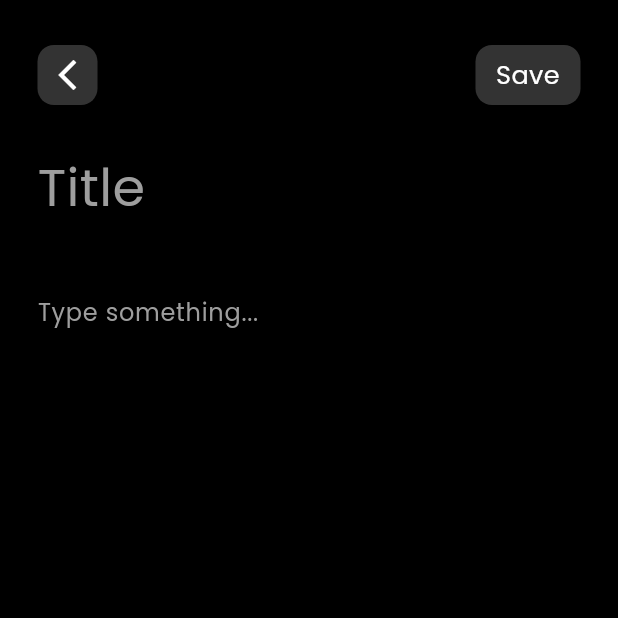
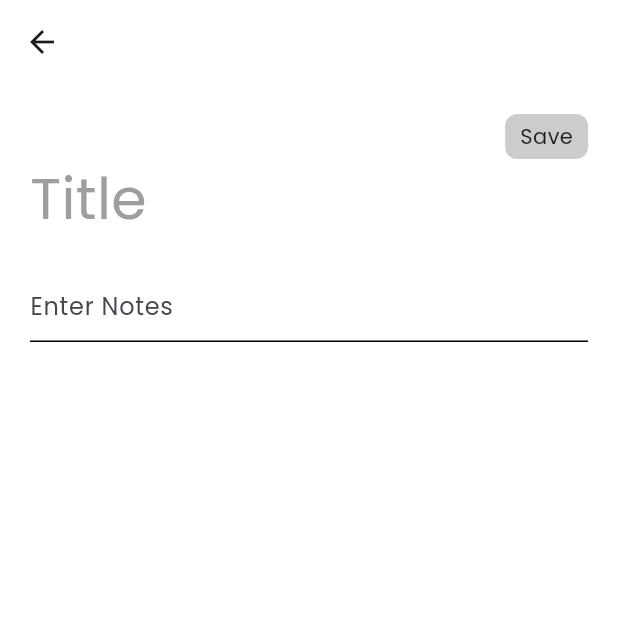
Before and after one commit to Tusharrr-03/Notes-App-Ui, a Flutter app: the NewPage screen opened directly, on a phone screen of 412 x 824 dp, the top half of it. Run offline on Flutter 3.47's test engine with Material 3 defaults, Android fonts, the phone set to English and light mode, and no system bars; our stand-ins replace font_awesome_flutter, iconsax, sqflite; accounts and stored records are empty.

Commit message:
Notes added successfully

```diff
--- a/lib/new_page.dart
+++ b/lib/new_page.dart
@@ -1,66 +1,54 @@
-import 'package:flutter/cupertino.dart';
 import 'package:flutter/material.dart';
-TextEditingController notesController = TextEditingController();
 
-class NewPage extends StatelessWidget{
+TextEditingController notesData = TextEditingController();
+
+class NewPage extends StatelessWidget {
   const NewPage({super.key});
 
   @override
   Widget build(BuildContext context) {
     return Scaffold(
-      backgroundColor: Colors.black,
-      body: SingleChildScrollView(
-        child: SafeArea(
+      backgroundColor: Colors.white,
+      appBar: AppBar(
+        backgroundColor: Colors.white,
+      ),
+      body: SafeArea(
         child: Padding(
-            padding: const EdgeInsets.symmetric(horizontal: 25 , vertical: 30),
+          padding: const EdgeInsets.all(20.0),
           child: Column(
             crossAxisAlignment: CrossAxisAlignment.start,
             children: [
               Row(
-                  mainAxisAlignment: MainAxisAlignment.spaceBetween,
+                mainAxisAlignment: MainAxisAlignment.end,
                 children: [
                   Container(
-                      height: 40,
-                      width: 40,
                     decoration: BoxDecoration(
-                        color: Colors.white.withOpacity(0.2),
-                        borderRadius: BorderRadius.circular(11),
+                      color: Colors.black.withOpacity(0.2),
+                      borderRadius: BorderRadius.circular(8),
+                    ),child: Padding(
+                    padding: const EdgeInsets.symmetric(horizontal: 10 , vertical: 5),
+                    child: Text("Save"),
                   ),
-                      child: const Icon(Icons.arrow_back_ios_new , color: Colors.white,),
-                    ),
-                    Container(
-                      height: 40,
-                      width: 70,
-                      alignment: Alignment.center,
-                      decoration: BoxDecoration(
-                        color: Colors.white.withOpacity(0.2),
-                        borderRadius: BorderRadius.circular(11),
-                      ),
-                      child: const Text("Save" , style: TextStyle(fontSize: 17 ,color: Colors.white), textAlign: TextAlign.center,),
                   ),
                 ],
-                ),const SizedBox(height: 30,),
-                const Text("Title" , style: TextStyle(fontSize: 35 , color: Colors.grey),),const SizedBox(height: 30,),
-                SizedBox(
-                  width: double.infinity,
-                  child: TextField(
-                    style: const TextStyle(color: Colors.white),
-                    controller: notesController,
+              ),
+              Text("Title" , style: TextStyle(fontSize: 38 , color: Colors.grey),),SizedBox(height: 20,),
+              TextField(
+                controller: notesData,
                 maxLines: null,
-                    keyboardType: TextInputType.multiline,
-                    decoration: const InputDecoration(
+                decoration: InputDecoration(
                   enabledBorder: UnderlineInputBorder(
-                        borderSide: BorderSide(color: Colors.black)
+                    borderSide: BorderSide(color: Colors.black),
                   ),
                   focusedBorder: UnderlineInputBorder(
-                      borderSide: BorderSide(color: Colors.black),
+                    borderSide: BorderSide(color: Colors.white),
                   ),
-                    label: Text("Type something..." , style: TextStyle(color: Colors.grey),),
+                  hintText: "Enter Notes",
                 ),
-                  ),
+                keyboardType: TextInputType.multiline,
               )
+
             ],
-            ),
           ),
         ),
       ),
--- /dev/null
+++ b/lib/note_model.dart
@@ -0,0 +1,35 @@
+import 'package:flutter/foundation.dart';
+import 'package:notes_ui/db_helper.dart';
+
+class NoteModel {
+  int? nID;
+  String nTitle;
+  String nDesc;
+  String nCreatedAt;
+
+  NoteModel(
+      {this.nID,
+      required this.nTitle,
+      required this.nDesc,
+      required this.nCreatedAt});
+
+  /// To Map
+    Map<String,dynamic> toMap(){
+      return {
+        DbHelper.COLUMN_NOTES_TITLE : nTitle,
+        DbHelper.COLUMN_NOTES_DESC : nDesc,
+        DbHelper.COLUMN_NOTES_CREATED_AT : nCreatedAt,
+      };
+    }
+  /// From Map
+    factory NoteModel.fromMap(Map<String , dynamic> map){
+      return NoteModel(
+          nID: map[DbHelper.COLUMN_NOTES_ID],
+          nTitle: map[DbHelper.COLUMN_NOTES_TITLE],
+          nDesc: map[DbHelper.COLUMN_NOTES_DESC],
+          nCreatedAt: map[DbHelper.COLUMN_NOTES_CREATED_AT],
+      );
+    }
+
+
+}
```
Also changed, not shown: lib/db_helper.dart (+19 -8 lines), lib/home_page.dart (+27 -6 lines), 4 other files. Lines whose indentation alone changed are shown as unchanged.
